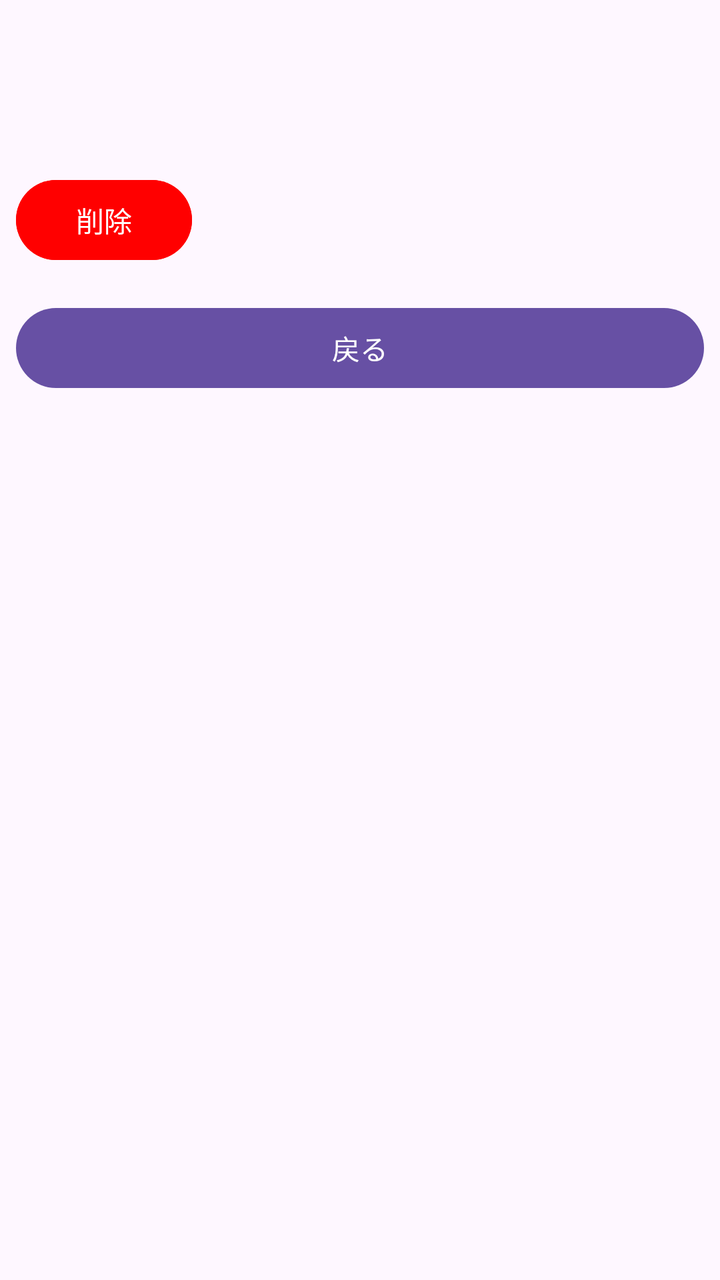
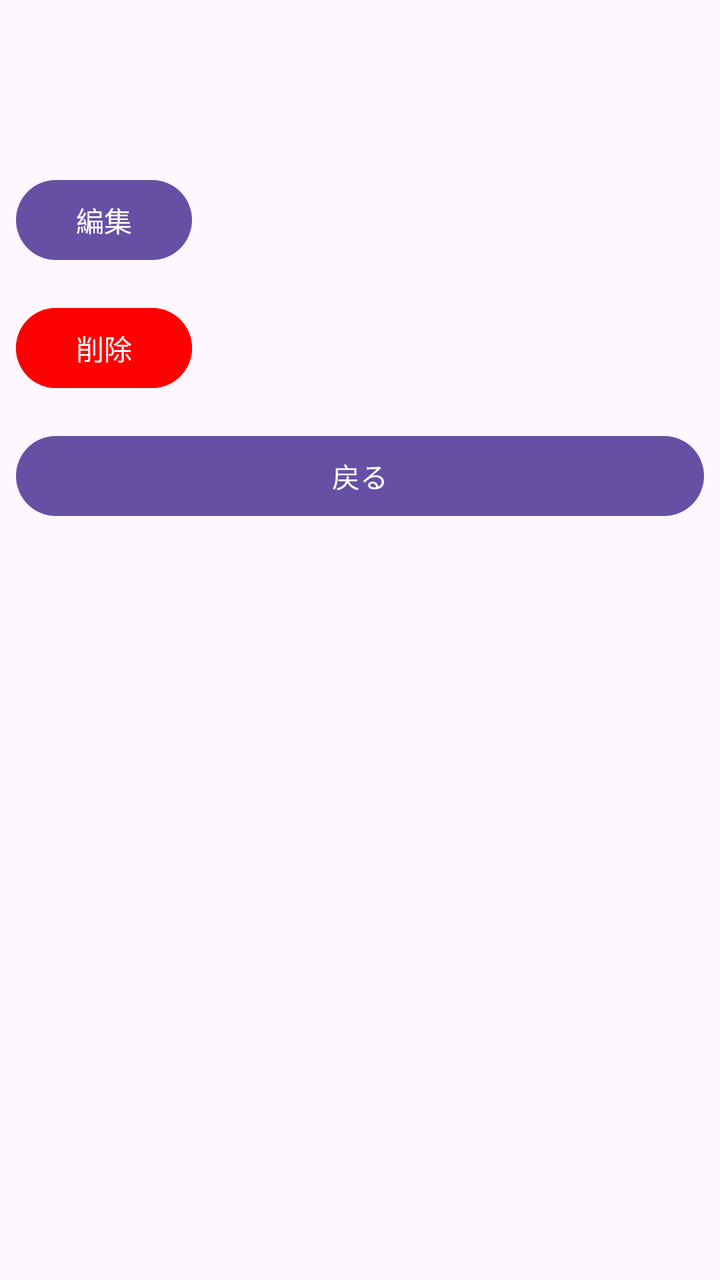

Before-and-after screenshots of an Android layout around one commit, followed by the original layout XML and the change that was made.
<!-- AndroidManifest.xml: application theme Theme.CrudAppOnlyActivity -->
<!-- res/layout/activity_detail.xml -->
<?xml version="1.0" encoding="utf-8"?>
<androidx.constraintlayout.widget.ConstraintLayout xmlns:android="http://schemas.android.com/apk/res/android"
    xmlns:app="http://schemas.android.com/apk/res-auto"
    xmlns:tools="http://schemas.android.com/tools"
    android:id="@+id/main"
    android:layout_width="match_parent"
    android:layout_height="match_parent"
    tools:context=".presentation.DetailActivity">

    <TextView
        android:id="@+id/detail_title"
        android:layout_width="wrap_content"
        android:layout_height="wrap_content"
        android:layout_marginStart="8dp"
        android:layout_marginTop="16dp"
        app:layout_constraintStart_toStartOf="parent"
        app:layout_constraintTop_toTopOf="parent" />

    <TextView
        android:id="@+id/detail_memo"
        android:layout_width="wrap_content"
        android:layout_height="wrap_content"
        android:layout_marginStart="8dp"
        android:layout_marginTop="16dp"
        app:layout_constraintStart_toStartOf="parent"
        app:layout_constraintTop_toBottomOf="@+id/detail_title" />

    <Button
        android:id="@+id/back_btn"
        android:layout_width="0dp"
        android:layout_height="wrap_content"
        android:layout_marginStart="8dp"
        android:layout_marginTop="16dp"
        android:layout_marginEnd="8dp"
        android:onClick="onClickBack"
        android:text="@string/back_btn"
        app:layout_constraintEnd_toEndOf="parent"
        app:layout_constraintHorizontal_bias="0.0"
        app:layout_constraintStart_toStartOf="parent"
        app:layout_constraintTop_toBottomOf="@+id/delete_btn" />

    <Button
        android:id="@+id/delete_btn"
        android:layout_width="wrap_content"
        android:layout_height="wrap_content"
        android:layout_marginStart="8dp"
        android:layout_marginTop="16dp"
        android:backgroundTint="#FF0000"
        android:onClick="onClickDelete"
        android:text="@string/delete_btn"
        app:layout_constraintStart_toStartOf="parent"
        app:layout_constraintTop_toBottomOf="@+id/detail_memo" />

</androidx.constraintlayout.widget.ConstraintLayout>
<!-- resources referenced by this layout -->
<resources>
  <string name="back_btn">戻る</string>
  <string name="delete_btn">削除</string>
  <style name="Theme.CrudAppOnlyActivity" parent="Base.Theme.CrudAppOnlyActivity" />
  <style name="Base.Theme.CrudAppOnlyActivity" parent="Theme.Material3.DayNight.NoActionBar">
          
          
      </style>
</resources>

<!-- the commit's change to res/layout/activity_detail.xml (unified diff, before → after) -->
@@ -26,6 +26,29 @@
         app:layout_constraintTop_toBottomOf="@+id/detail_title" />
 
     <Button
+        android:id="@+id/edit_btn"
+        android:layout_width="wrap_content"
+        android:layout_height="wrap_content"
+        android:layout_marginStart="8dp"
+        android:layout_marginTop="16dp"
+        android:onClick="onClickEdit"
+        android:text="@string/edit_btn"
+        app:layout_constraintStart_toStartOf="parent"
+        app:layout_constraintTop_toBottomOf="@+id/detail_memo" />
+
+    <Button
+        android:id="@+id/delete_btn"
+        android:layout_width="wrap_content"
+        android:layout_height="wrap_content"
+        android:layout_marginStart="8dp"
+        android:layout_marginTop="16dp"
+        android:backgroundTint="#FF0000"
+        android:onClick="onClickDelete"
+        android:text="@string/delete_btn"
+        app:layout_constraintStart_toStartOf="parent"
+        app:layout_constraintTop_toBottomOf="@+id/edit_btn" />
+
+    <Button
         android:id="@+id/back_btn"
         android:layout_width="0dp"
         android:layout_height="wrap_content"
@@ -39,16 +62,4 @@
         app:layout_constraintStart_toStartOf="parent"
         app:layout_constraintTop_toBottomOf="@+id/delete_btn" />
 
-    <Button
-        android:id="@+id/delete_btn"
-        android:layout_width="wrap_content"
-        android:layout_height="wrap_content"
-        android:layout_marginStart="8dp"
-        android:layout_marginTop="16dp"
-        android:backgroundTint="#FF0000"
-        android:onClick="onClickDelete"
-        android:text="@string/delete_btn"
-        app:layout_constraintStart_toStartOf="parent"
-        app:layout_constraintTop_toBottomOf="@+id/detail_memo" />
-
 </androidx.constraintlayout.widget.ConstraintLayout>
<!-- resource entries referenced after the edit -->
@@ -2,6 +2,7 @@
 <resources>
   <string name="back_btn">戻る</string>
   <string name="delete_btn">削除</string>
+  <string name="edit_btn">編集</string>
   <style name="Theme.CrudAppOnlyActivity" parent="Base.Theme.CrudAppOnlyActivity" />
   <style name="Base.Theme.CrudAppOnlyActivity" parent="Theme.Material3.DayNight.NoActionBar">
           
